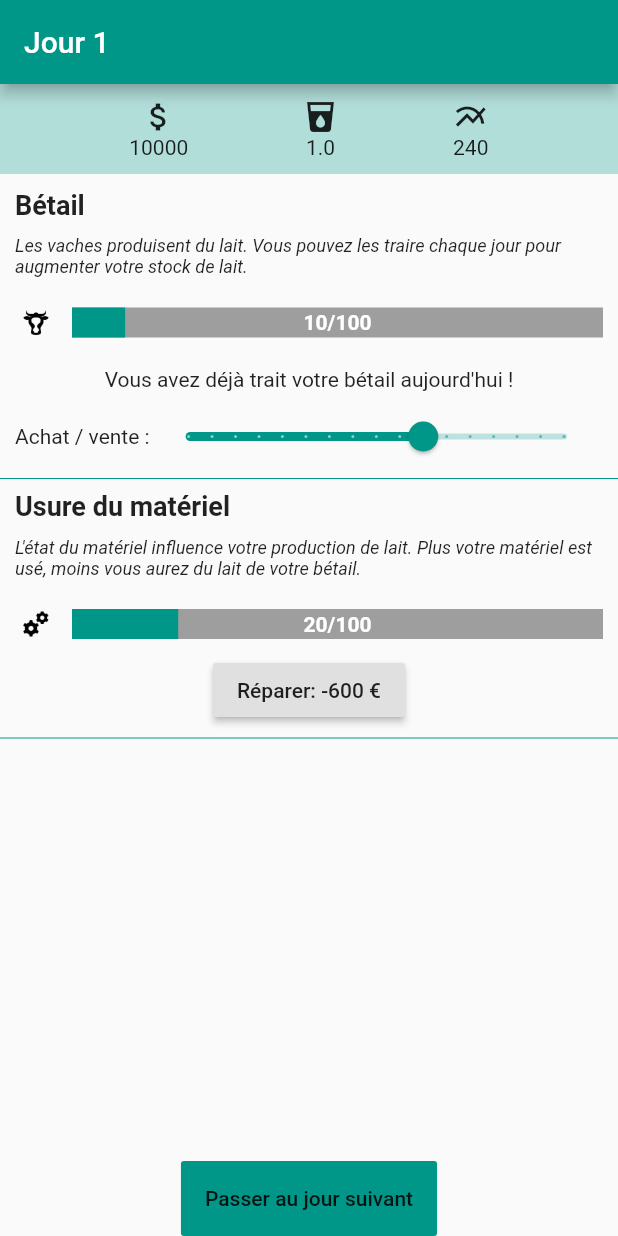
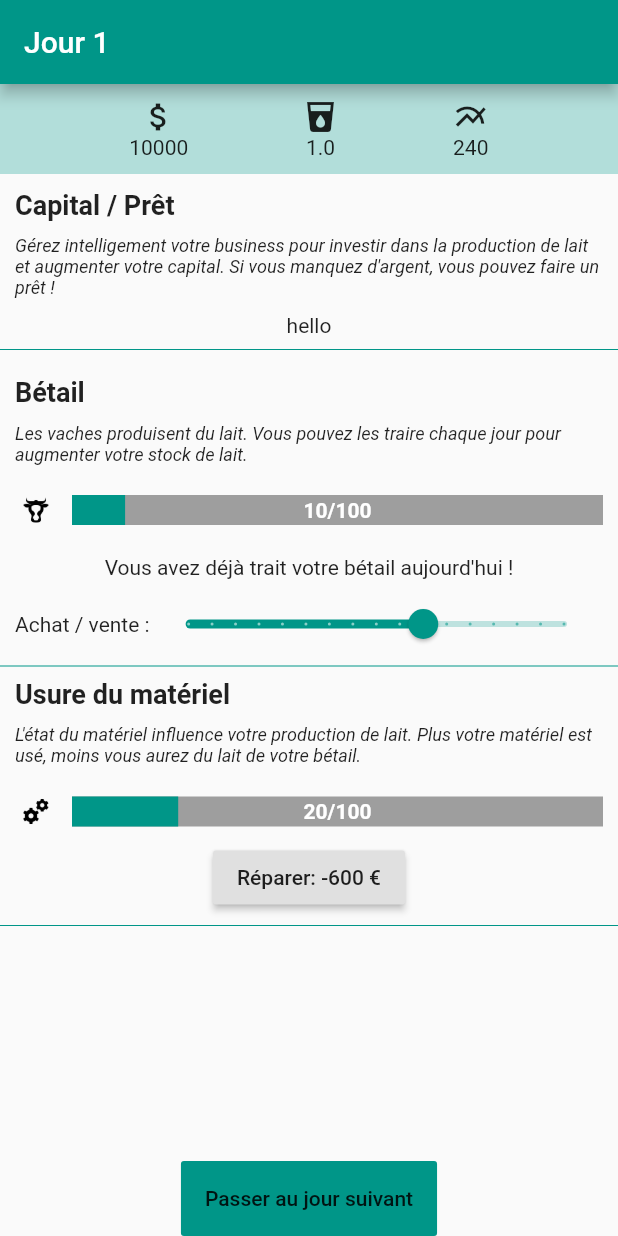
Before and after one commit to sprkl/MilkCow, a Flutter app: the screen it shows after launch, after a tap on "Traire: todo", on a phone screen of 412 x 824 dp. Run offline on Flutter 3.47's test engine with Material 2 defaults, Android fonts, the phone set to English and light mode, and no system bars; our stand-ins replace flutter_redux, redux.

Commit message:
added ModuleLayout to facilitate new module design

```diff
--- /dev/null
+++ b/sosfaim/lib/components/LoanManager/loan_manager.dart
@@ -0,0 +1,21 @@
+import 'package:flutter/material.dart';
+import 'package:flutter_redux/flutter_redux.dart';
+import 'package:redux/redux.dart';
+import 'package:sosfaim/models/app_state.dart';
+
+import 'loan_manager_view.dart';
+import 'loan_manager_viewmodel.dart';
+
+class LoanManager extends StatelessWidget {
+  @override
+  Widget build(BuildContext context) {
+    return StoreConnector<AppState, LoanManagerViewModel>(
+        distinct: true,
+        converter: (Store<AppState> store) {
+          return LoanManagerViewModel.from(store);
+        },
+        builder: (context, vm) {
+          return LoanManagerView(loans: vm.loans);
+        });
+  }
+}
--- /dev/null
+++ b/sosfaim/lib/components/LoanManager/loan_manager_view.dart
@@ -0,0 +1,25 @@
+import 'package:flutter/material.dart';
+import 'package:sosfaim/components/UI/module_layout.dart';
+import 'package:sosfaim/models/loan.dart';
+
+class LoanManagerView extends StatelessWidget {
+  final List<Loan> loans;
+
+  LoanManagerView({
+    @required this.loans,
+  });
+
+  @override
+  Widget build(BuildContext context) {
+    return new ModuleLayout(
+      title: "Capital / Prêt",
+      subtitle:
+          "Gérez intelligement votre business pour investir dans la production de lait et augmenter votre capital. Si vous manquez d'argent, vous pouvez faire un prêt !",
+      child : new Column(
+        children: [
+          new Text("hello")
+        ],
+      )
+    );
+  }
+}
--- /dev/null
+++ b/sosfaim/lib/components/LoanManager/loan_manager_viewmodel.dart
@@ -0,0 +1,15 @@
+import 'package:flutter/material.dart';
+import 'package:redux/redux.dart';
+import 'package:sosfaim/actions/actions.dart';
+import 'package:sosfaim/models/app_state.dart';
+import 'package:sosfaim/models/loan.dart';
+
+class LoanManagerViewModel {
+  final List<Loan> loans;
+
+  factory LoanManagerViewModel.from(Store<AppState> store) {
+    return LoanManagerViewModel(loans: store.state.loans);
+  }
+
+  LoanManagerViewModel({@required this.loans});
+}
--- a/sosfaim/lib/components/MainPageManager/mainpage_manager_view.dart
+++ b/sosfaim/lib/components/MainPageManager/mainpage_manager_view.dart
@@ -1,5 +1,6 @@
 import 'package:flutter/material.dart';
 import 'package:sosfaim/components/AbrasionModule/abrasion_module.dart';
+import 'package:sosfaim/components/LoanManager/loan_manager.dart';
 import '../AppHeader/app_header.dart';
 import '../CowManager/cow_manager.dart';
 
@@ -27,6 +28,8 @@ class MainPageManagerView extends StatelessWidget{
               mainAxisSize: MainAxisSize.min,
               mainAxisAlignment: MainAxisAlignment.start,
               children: <Widget>[
+                new LoanManager(),
+                new Divider(color: Theme.of(context).primaryColor,),
                 new CowManager(),
                 new Divider(color: Theme.of(context).primaryColor,),
                 new AbrasionModule(),
--- /dev/null
+++ b/sosfaim/lib/components/UI/module_layout.dart
@@ -0,0 +1,31 @@
+import 'package:flutter/foundation.dart';
+import 'package:flutter/material.dart';
+
+class ModuleLayout extends StatelessWidget {
+  final String title;
+  final String subtitle;
+  final Widget child;
+
+  ModuleLayout(
+      {@required this.title, @required this.subtitle, @required this.child});
+
+  @override
+  Widget build(BuildContext context) {
+    return new Container(
+        child: new Column(children: <Widget>[
+      new Container(
+        alignment: Alignment.centerLeft,
+        padding: const EdgeInsets.only(left: 10.0, top: 10.0, right: 10.0),
+        child: new Text(this.title,
+            style: new TextStyle(fontWeight: FontWeight.bold, fontSize: 18)),
+      ),
+      new Container(
+        alignment: Alignment.centerLeft,
+        padding: const EdgeInsets.all(10.0),
+        child: new Text(this.subtitle,
+            style: new TextStyle(fontStyle: FontStyle.italic, fontSize: 12)),
+      ),
+      this.child,
+    ]));
+  }
+}
--- a/sosfaim/lib/models/app_state.dart
+++ b/sosfaim/lib/models/app_state.dart
@@ -1,4 +1,8 @@
 import 'package:sosfaim/modules/module.dart';
+
+import 'loan.dart';
+
+const initialValue = 10000;
 
 class AppState {
   final bool isLoading;
@@ -16,6 +20,9 @@ class AppState {
   // Abrasion Module
   final int abrasion;
 
+  // Loan Manager
+  final List<Loan> loans;
+
   AppState(
       {this.isLoading = false,
       this.modules = const [],
@@ -26,7 +33,10 @@ class AppState {
       this.totalCowNumber = 10,
       this.selectedCowNumber = 0,
       this.canMilkCows = true,
-      this.abrasion = 20});
+      this.abrasion = 20,
+      this.loans = const [
+        Loan(leftLoan: initialValue, refundWeeksLeft: 60, weeklyInterests: 10)
+      ]});
 
   AppState copyWith(
       {bool isLoading,
@@ -38,8 +48,8 @@ class AppState {
       int totalCowNumber,
       double selectedCowNumber,
       bool canMilkCows,
-      int abrasion}) {
-
+      int abrasion,
+      List<Loan> loans}) {
     return AppState(
         isLoading: isLoading ?? this.isLoading,
         modules: modules ?? this.modules,
@@ -50,6 +60,7 @@ class AppState {
         totalCowNumber: totalCowNumber ?? this.totalCowNumber,
         selectedCowNumber: selectedCowNumber ?? this.selectedCowNumber,
         canMilkCows: canMilkCows ?? this.canMilkCows,
-        abrasion: abrasion ?? this.abrasion);
+        abrasion: abrasion ?? this.abrasion,
+        loans: loans ?? this.loans);
   }
 }
--- /dev/null
+++ b/sosfaim/lib/models/loan.dart
@@ -0,0 +1,12 @@
+import 'package:flutter/material.dart';
+
+class Loan {
+  final int leftLoan;
+  final int weeklyInterests;
+  final int refundWeeksLeft;
+
+  const Loan(
+      {@required this.leftLoan,
+      @required this.weeklyInterests,
+      @required this.refundWeeksLeft});
+}
```
